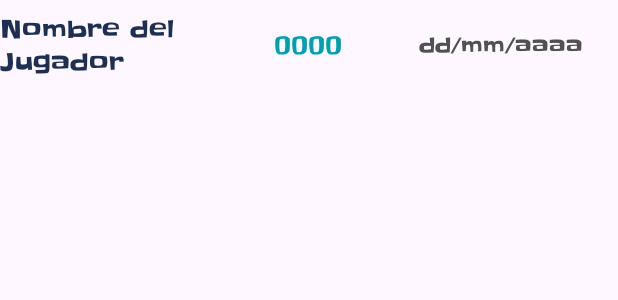
After one commit to cami-1310/QuienSoy_AnimalEdition, an Android app: the layout item_score.xml on its own in the app's theme, with its tools: preview values and no code run, on a phone screen of 412 x 824 dp. The commit adds this screen. Shown: the top 300 px of the screen. Run offline under Robolectric (Android 15) with nearby library versions, the phone set to English and light mode, and no system bars.

```diff
--- a/app/src/main/java/com/example/proyectofinal/MainActivity.java
+++ b/app/src/main/java/com/example/proyectofinal/MainActivity.java
@@ -35,6 +35,7 @@ public class MainActivity extends AppCompatActivity {
         btnPlay=findViewById(R.id.btnPlay);
         btnLearn=findViewById(R.id.btnLearn);
 
+
         btnPlay.setOnClickListener(v -> {
             Intent intent=new Intent(this, Categorias_activity.class);
             intent.putExtra("modoJuego", modoJuego=true); //true significa va a jugar
--- /dev/null
+++ b/app/src/main/res/layout/item_score.xml
@@ -0,0 +1,42 @@
+<?xml version="1.0" encoding="utf-8"?>
+<LinearLayout xmlns:android="http://schemas.android.com/apk/res/android"
+    android:layout_width="match_parent"
+    android:layout_height="wrap_content"
+    android:orientation="horizontal"
+    android:paddingTop="8dp"
+    android:paddingBottom="8dp"
+    android:gravity="center_vertical"
+    android:background="?android:attr/selectableItemBackground">
+
+    <TextView
+        android:id="@+id/tvNombreUsuario"
+        android:layout_width="0dp"
+        android:layout_height="wrap_content"
+        android:layout_weight="3"
+        android:text="Nombre del Jugador"
+        android:fontFamily="@font/slackey_regular"
+        android:textColor="#1E3051"
+        android:textSize="16sp"/>
+
+    <TextView
+        android:id="@+id/tvPuntaje"
+        android:layout_width="0dp"
+        android:layout_height="wrap_content"
+        android:layout_weight="2"
+        android:text="0000"
+        android:fontFamily="@font/slackey_regular"
+        android:textColor="#00A0B0"
+        android:textSize="16sp"
+        android:textAlignment="center"/>
+
+    <TextView
+        android:id="@+id/tvFechaRegistro"
+        android:layout_width="0dp"
+        android:layout_height="wrap_content"
+        android:layout_weight="3"
+        android:text="dd/mm/aaaa"
+        android:fontFamily="@font/slackey_regular"
+        android:textColor="#515151"
+        android:textSize="14sp"
+        android:textAlignment="center"/>
+</LinearLayout>
```
Also changed, not shown: app/src/main/java/com/example/proyectofinal/JugadorAdapter.java (added, +66 -0 lines).
